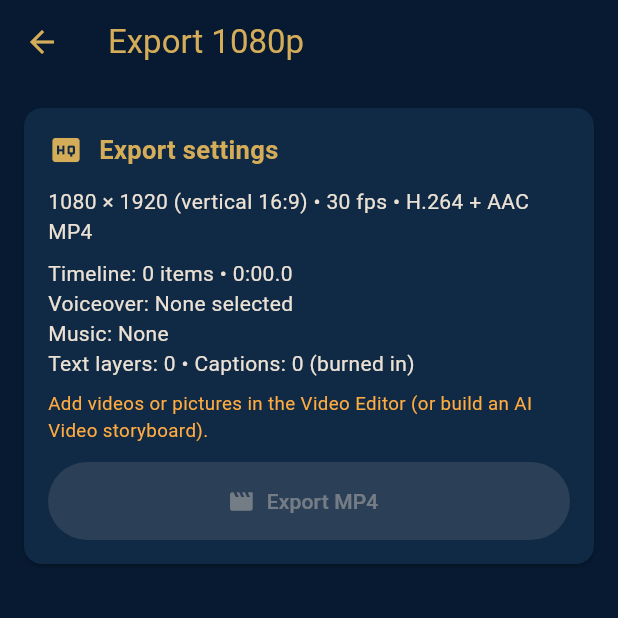
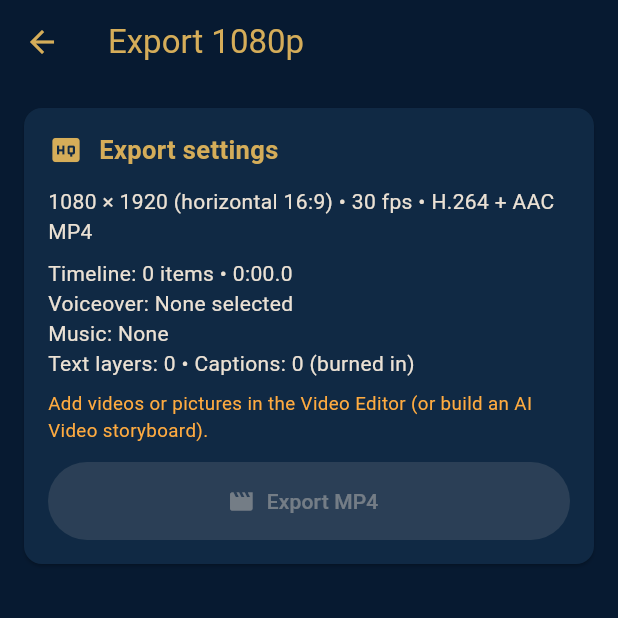
Before and after one commit to khialsahibi-coder/sahibiapp, a Flutter app: the screen it shows after launch, after a tap on "Export 1080p", on a phone screen of 412 x 824 dp, the top half of it. Run offline on Flutter 3.47's test engine with Material 3 defaults, Android fonts, the phone set to English and light mode, and no system bars; our stand-ins replace audioplayers, file_picker, share_plus, speech_to_text, video_player; missing offline and left inert: ffmpeg_kit_flutter_new, gal, record.

Commit message:
Update framing and export settings for 9:16 aspect ratio

```diff
--- a/lib/main.dart
+++ b/lib/main.dart
@@ -2136,7 +2136,7 @@ class _EditorPageState extends State<EditorPage> {
             DropdownButtonFormField<String>(
               value: app.framing,
               isExpanded: true,
-              decoration: const InputDecoration(labelText: 'Framing on the 16:9 screen'),
+              decoration: const InputDecoration(labelText: 'Framing on the 9:16 screen'),
               items: const [
                 DropdownMenuItem(value: 'blur', child: Text('Whole video + blurred background')),
                 DropdownMenuItem(value: 'fit', child: Text('Whole video + black bars')),
@@ -2350,7 +2350,7 @@ class _AiVideoPageState extends State<AiVideoPage> {
       app.scenes.add(Scene(
         text: texts[i],
         theme: i % sceneThemes.length,
-        prompt: 'Vertical 16:9 cinematic shot, ${visualIdeas[i % visualIdeas.length]}. '
+        prompt: 'Horizontal 16:9 cinematic shot, ${visualIdeas[i % visualIdeas.length]}. '
             'Theme: $topic. Respectful, calm, no text, no faces.',
       ));
     }
@@ -2538,7 +2538,7 @@ class _AiVideoPageState extends State<AiVideoPage> {
               ]),
               SwitchListTile(
                 contentPadding: EdgeInsets.zero,
-                title: const Text('Portrait (16:9) when the Space allows'),
+                title: const Text('Portrait (9:16) when the Space allows'),
                 value: genPortrait,
                 onChanged: (v) => setState(() => genPortrait = v),
               ),
@@ -2860,7 +2860,7 @@ class _ExportPageState extends State<ExportPage> {
         title: 'Export settings',
         icon: Icons.high_quality,
         child: Column(crossAxisAlignment: CrossAxisAlignment.start, children: [
-          const Text('1080 × 1920 (vertical 16:9) • 30 fps • H.264 + AAC MP4'),
+          const Text('1080 × 1920 (horizontal 16:9) • 30 fps • H.264 + AAC MP4'),
           const SizedBox(height: 8),
           Text('Timeline: ${app.clips.length} items • ${fmtDur(app.timelineLength)}'),
           Text('Voiceover: ${app.voiceLabel}'),
```
